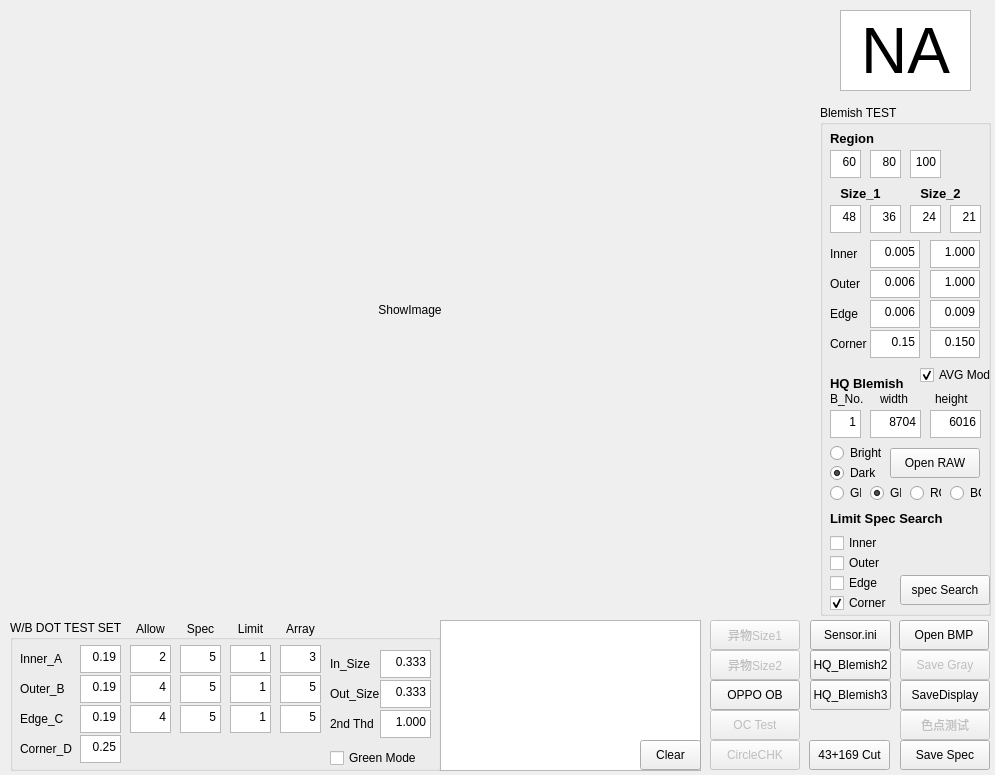
Old version of the form BlemishV04/BlemishV04.ui in the repository ybb0001/BlemishV04.
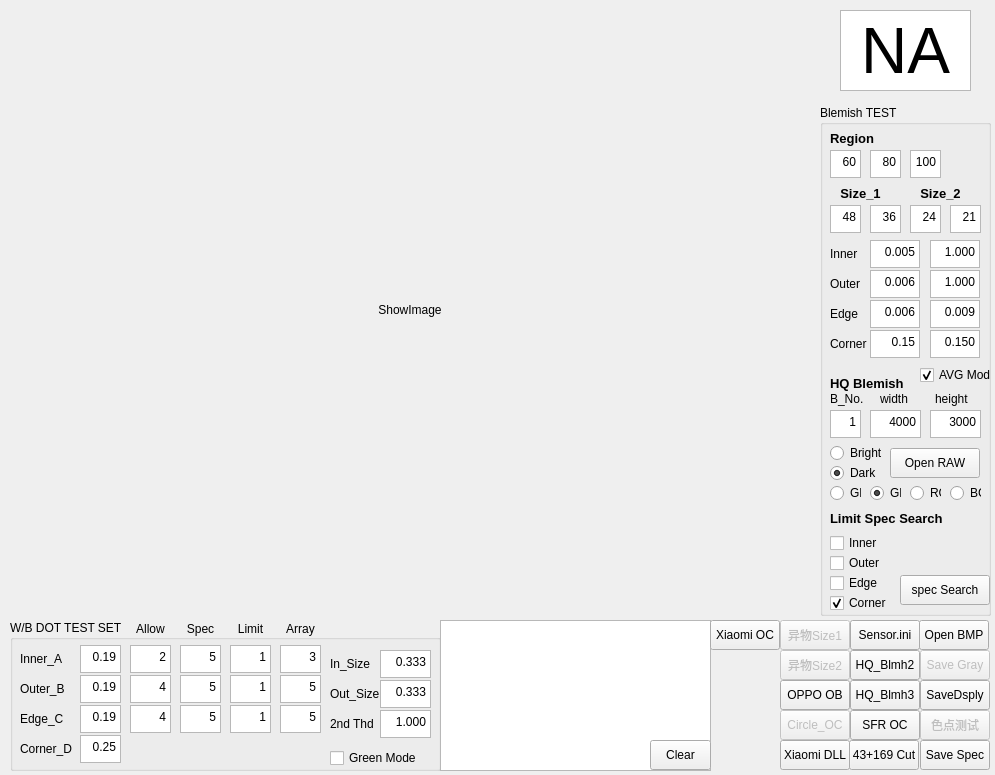
New version of the form.

Diff of the .ui file:
```diff
--- a/BlemishV04/BlemishV04.ui
+++ b/BlemishV04/BlemishV04.ui
@@ -22,9 +22,9 @@
   <widget class="QPushButton" name="pushButton_open_image">
    <property name="geometry">
     <rect>
-     <x>899</x>
+     <x>919</x>
      <y>620</y>
-     <width>90</width>
+     <width>70</width>
      <height>30</height>
     </rect>
    </property>
@@ -57,9 +57,9 @@
    </property>
    <property name="geometry">
     <rect>
-     <x>710</x>
+     <x>780</x>
      <y>620</y>
-     <width>90</width>
+     <width>70</width>
      <height>30</height>
     </rect>
    </property>
@@ -73,9 +73,9 @@
    </property>
    <property name="geometry">
     <rect>
-     <x>900</x>
+     <x>920</x>
      <y>710</y>
-     <width>90</width>
+     <width>70</width>
      <height>30</height>
     </rect>
    </property>
@@ -509,9 +509,9 @@
   <widget class="QPushButton" name="saveValue">
    <property name="geometry">
     <rect>
-     <x>900</x>
+     <x>920</x>
      <y>740</y>
-     <width>90</width>
+     <width>70</width>
      <height>30</height>
     </rect>
    </property>
@@ -1046,7 +1046,7 @@
 &lt;html&gt;&lt;head&gt;&lt;meta name=&quot;qrichtext&quot; content=&quot;1&quot; /&gt;&lt;style type=&quot;text/css&quot;&gt;
 p, li { white-space: pre-wrap; }
 &lt;/style&gt;&lt;/head&gt;&lt;body style=&quot; font-family:'SimSun'; font-size:9pt; font-weight:400; font-style:normal;&quot;&gt;
-&lt;p align=&quot;right&quot; style=&quot; margin-top:0px; margin-bottom:0px; margin-left:0px; margin-right:0px; -qt-block-indent:0; text-indent:0px;&quot;&gt;8704&lt;/p&gt;&lt;/body&gt;&lt;/html&gt;</string>
+&lt;p align=&quot;right&quot; style=&quot; margin-top:0px; margin-bottom:0px; margin-left:0px; margin-right:0px; -qt-block-indent:0; text-indent:0px;&quot;&gt;4000&lt;/p&gt;&lt;/body&gt;&lt;/html&gt;</string>
     </property>
    </widget>
    <widget class="QTextEdit" name="Size1_Height_4">
@@ -1097,7 +1097,7 @@
 &lt;html&gt;&lt;head&gt;&lt;meta name=&quot;qrichtext&quot; content=&quot;1&quot; /&gt;&lt;style type=&quot;text/css&quot;&gt;
 p, li { white-space: pre-wrap; }
 &lt;/style&gt;&lt;/head&gt;&lt;body style=&quot; font-family:'SimSun'; font-size:9pt; font-weight:400; font-style:normal;&quot;&gt;
-&lt;p align=&quot;right&quot; style=&quot; margin-top:0px; margin-bottom:0px; margin-left:0px; margin-right:0px; -qt-block-indent:0; text-indent:0px;&quot;&gt;6016&lt;/p&gt;&lt;/body&gt;&lt;/html&gt;</string>
+&lt;p align=&quot;right&quot; style=&quot; margin-top:0px; margin-bottom:0px; margin-left:0px; margin-right:0px; -qt-block-indent:0; text-indent:0px;&quot;&gt;3000&lt;/p&gt;&lt;/body&gt;&lt;/html&gt;</string>
     </property>
    </widget>
    <widget class="QLabel" name="width_label">
@@ -1451,9 +1451,9 @@
    </property>
    <property name="geometry">
     <rect>
-     <x>900</x>
+     <x>920</x>
      <y>650</y>
-     <width>90</width>
+     <width>70</width>
      <height>30</height>
     </rect>
    </property>
@@ -1470,9 +1470,9 @@
    </property>
    <property name="geometry">
     <rect>
-     <x>710</x>
+     <x>780</x>
      <y>650</y>
-     <width>90</width>
+     <width>70</width>
      <height>30</height>
     </rect>
    </property>
@@ -1485,25 +1485,25 @@
     <rect>
      <x>440</x>
      <y>620</y>
-     <width>261</width>
+     <width>271</width>
      <height>151</height>
     </rect>
    </property>
   </widget>
-  <widget class="QPushButton" name="pushButton_OC">
+  <widget class="QPushButton" name="pushButton_Xiaomi">
    <property name="enabled">
-    <bool>false</bool>
+    <bool>true</bool>
    </property>
    <property name="geometry">
     <rect>
-     <x>710</x>
-     <y>710</y>
-     <width>90</width>
+     <x>780</x>
+     <y>740</y>
+     <width>70</width>
      <height>30</height>
     </rect>
    </property>
    <property name="text">
-    <string>OC Test</string>
+    <string>Xiaomi DLL</string>
    </property>
   </widget>
   <widget class="QPushButton" name="pushButton_clear">
@@ -1512,7 +1512,7 @@
    </property>
    <property name="geometry">
     <rect>
-     <x>640</x>
+     <x>650</x>
      <y>740</y>
      <width>61</width>
      <height>30</height>
@@ -1528,14 +1528,14 @@
    </property>
    <property name="geometry">
     <rect>
-     <x>710</x>
-     <y>740</y>
-     <width>90</width>
+     <x>780</x>
+     <y>710</y>
+     <width>70</width>
      <height>30</height>
     </rect>
    </property>
    <property name="text">
-    <string>CircleCHK</string>
+    <string>Circle_OC</string>
    </property>
   </widget>
   <widget class="QPushButton" name="saveDisplay">
@@ -1544,14 +1544,14 @@
    </property>
    <property name="geometry">
     <rect>
-     <x>900</x>
+     <x>920</x>
      <y>680</y>
-     <width>90</width>
+     <width>70</width>
      <height>30</height>
     </rect>
    </property>
    <property name="text">
-    <string>SaveDisplay</string>
+    <string>SaveDsply</string>
    </property>
    <property name="checkable">
     <bool>false</bool>
@@ -1598,14 +1598,14 @@
    </property>
    <property name="geometry">
     <rect>
-     <x>810</x>
+     <x>850</x>
      <y>650</y>
-     <width>81</width>
+     <width>70</width>
      <height>30</height>
     </rect>
    </property>
    <property name="text">
-    <string>HQ_Blemish2</string>
+    <string>HQ_Blmh2</string>
    </property>
    <property name="checkable">
     <bool>false</bool>
@@ -1617,14 +1617,14 @@
    </property>
    <property name="geometry">
     <rect>
-     <x>810</x>
+     <x>850</x>
      <y>680</y>
-     <width>81</width>
+     <width>70</width>
      <height>30</height>
     </rect>
    </property>
    <property name="text">
-    <string>HQ_Blemish3</string>
+    <string>HQ_Blmh3</string>
    </property>
    <property name="checkable">
     <bool>false</bool>
@@ -1636,9 +1636,9 @@
    </property>
    <property name="geometry">
     <rect>
-     <x>810</x>
+     <x>850</x>
      <y>620</y>
-     <width>81</width>
+     <width>70</width>
      <height>30</height>
     </rect>
    </property>
@@ -1652,9 +1652,9 @@
   <widget class="QPushButton" name="pushButton_OB">
    <property name="geometry">
     <rect>
-     <x>710</x>
+     <x>780</x>
      <y>680</y>
-     <width>90</width>
+     <width>70</width>
      <height>30</height>
     </rect>
    </property>
@@ -1668,9 +1668,9 @@
   <widget class="QPushButton" name="pushButton_cut">
    <property name="geometry">
     <rect>
-     <x>809</x>
+     <x>849</x>
      <y>740</y>
-     <width>81</width>
+     <width>70</width>
      <height>30</height>
     </rect>
    </property>
@@ -1681,6 +1681,41 @@
     <bool>false</bool>
    </property>
   </widget>
+  <widget class="QPushButton" name="pushButton_SFR_OC">
+   <property name="enabled">
+    <bool>true</bool>
+   </property>
+   <property name="geometry">
+    <rect>
+     <x>850</x>
+     <y>710</y>
+     <width>70</width>
+     <height>30</height>
+    </rect>
+   </property>
+   <property name="text">
+    <string>SFR OC</string>
+   </property>
+   <property name="checkable">
+    <bool>false</bool>
+   </property>
+  </widget>
+  <widget class="QPushButton" name="pushButton_Xiaomi_OC">
+   <property name="enabled">
+    <bool>true</bool>
+   </property>
+   <property name="geometry">
+    <rect>
+     <x>710</x>
+     <y>620</y>
+     <width>70</width>
+     <height>30</height>
+    </rect>
+   </property>
+   <property name="text">
+    <string>Xiaomi OC</string>
+   </property>
+  </widget>
   <zorder>groupBox</zorder>
   <zorder>groupBox_2</zorder>
   <zorder>pushButton_open_image</zorder>
@@ -1729,7 +1764,7 @@
   <zorder>saveGray</zorder>
   <zorder>BlemishCheck2</zorder>
   <zorder>log</zorder>
-  <zorder>pushButton_OC</zorder>
+  <zorder>pushButton_Xiaomi</zorder>
   <zorder>pushButton_clear</zorder>
   <zorder>pushButton_circle_Detect</zorder>
   <zorder>saveDisplay</zorder>
@@ -1740,6 +1775,8 @@
   <zorder>pushButton_sensor</zorder>
   <zorder>pushButton_OB</zorder>
   <zorder>pushButton_cut</zorder>
+  <zorder>pushButton_SFR_OC</zorder>
+  <zorder>pushButton_Xiaomi_OC</zorder>
  </widget>
  <layoutdefault spacing="6" margin="11"/>
  <resources/>
```
